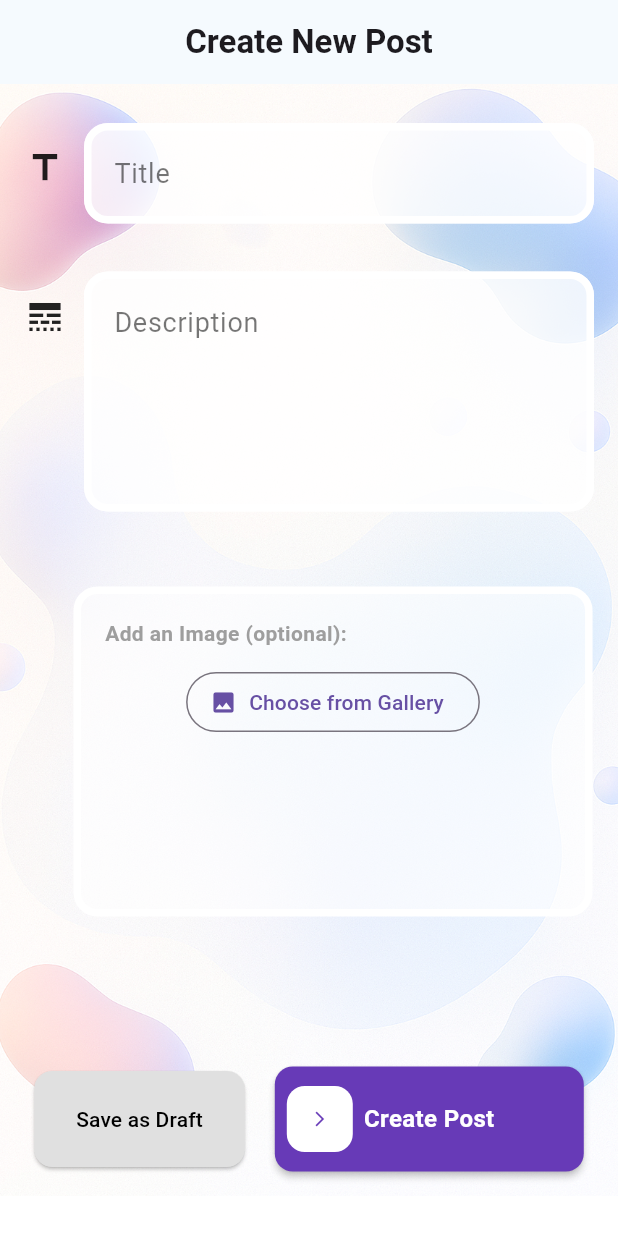
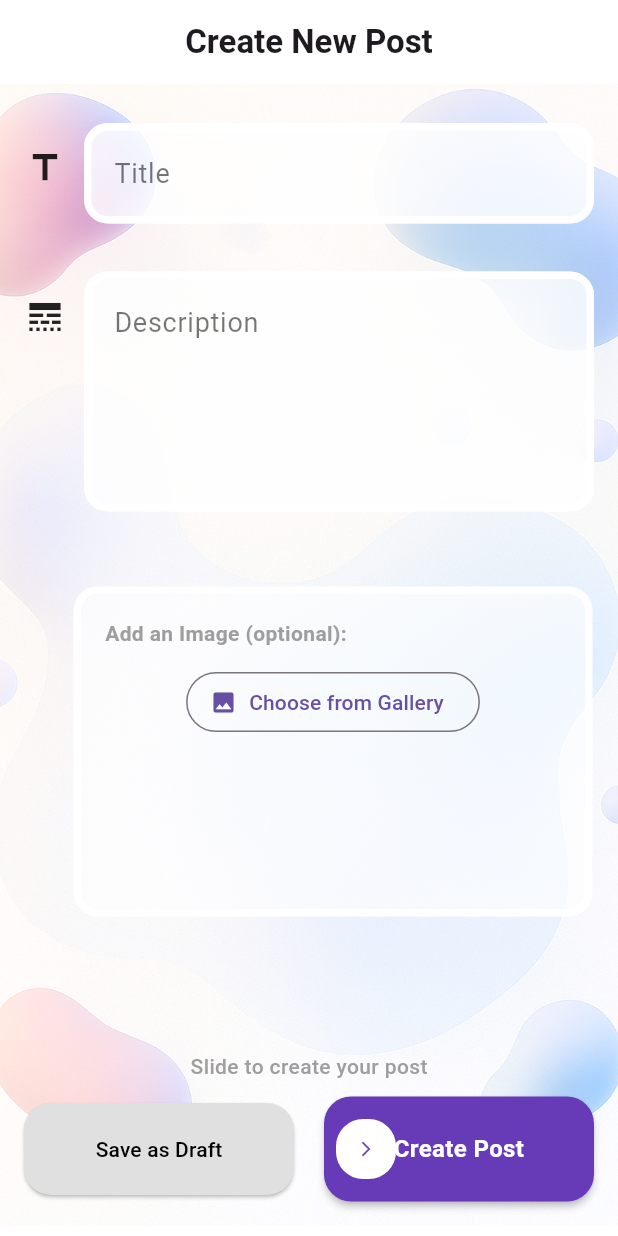
Before and after one commit to Prathvi-Raj-Chauhan/univox, a Flutter app: the addPost screen opened directly with empty values, after a tap on "Save as Draft", on a phone screen of 412 x 824 dp. Run offline on Flutter 3.47's test engine with Material 3 defaults, Android fonts, the phone set to English and light mode, and no system bars; drawn by our look-alikes of slide_to_act; our stand-ins replace image_cropper, image_picker, jwt_decoder, shared_preferences; accounts and stored records are empty; network calls fail.

Commit message:
otp verification + user profile image + some minor ui changes + obscure text in password and otp + some small bugs fixed

```diff
--- a/lib/PAGES/add_post_page.dart
+++ b/lib/PAGES/add_post_page.dart
@@ -1,5 +1,4 @@
 import 'dart:io';
-
 
 import 'package:flutter/material.dart';
 import 'package:provider/provider.dart';
@@ -19,13 +18,14 @@ class addPost extends StatefulWidget {
 }
 
 class _addPostState extends State<addPost> {
-
   Future<void> pickImage() async {
-
     final picker = ImagePicker();
     final picked = await picker.pickImage(source: ImageSource.gallery);
     if (picked != null) {
-      final formProvider = Provider.of<PostFormProvider>(context, listen: false);
+      final formProvider = Provider.of<PostFormProvider>(
+        context,
+        listen: false,
+      );
       formProvider.setImageFile(File(picked.path));
     }
   }
@@ -37,8 +37,8 @@ class _addPostState extends State<addPost> {
     return SafeArea(
       child: Scaffold(
         appBar: AppBar(
-          surfaceTintColor: Colors.blue,
-          backgroundColor: Colors.blue.withAlpha(12),
+          surfaceTintColor: Colors.white,
+          backgroundColor: Colors.white.withAlpha(12),
           title: const Text(
             "Create New Post",
             style: TextStyle(fontWeight: FontWeight.bold),
@@ -48,10 +48,7 @@ class _addPostState extends State<addPost> {
         body: Stack(
           children: [
             Positioned.fill(
-              child: Image.asset(
-                'assets/background.png',
-                fit: BoxFit.cover,
-              ),
+              child: Image.asset('assets/background.png', fit: BoxFit.cover),
             ),
             Padding(
               padding: const EdgeInsets.all(16.0),
@@ -75,7 +72,7 @@ class _addPostState extends State<addPost> {
 
                     /// ✅ Image Upload Section in White Box
                     Padding(
-                      padding: const EdgeInsets.fromLTRB(32.0, 0.0, 0.0 ,0.0),
+                      padding: const EdgeInsets.fromLTRB(32.0, 0.0, 0.0, 0.0),
                       child: Container(
                         width: MediaQuery.of(context).size.width * 0.84,
                         height: 220,
@@ -88,7 +85,13 @@ class _addPostState extends State<addPost> {
                         child: Column(
                           crossAxisAlignment: CrossAxisAlignment.start,
                           children: [
-                            Text("Add an Image (optional):", style: TextStyle(fontWeight: FontWeight.bold, color: Colors.grey)),
+                            Text(
+                              "Add an Image (optional):",
+                              style: TextStyle(
+                                fontWeight: FontWeight.bold,
+                                color: Colors.grey,
+                              ),
+                            ),
                             const SizedBox(height: 12),
                             formProvider.imageFile == null
                                 ? Center(
@@ -99,7 +102,8 @@ class _addPostState extends State<addPost> {
                                     ),
                                   )
                                 : Column(
-                              crossAxisAlignment: CrossAxisAlignment.start,
+                                    crossAxisAlignment:
+                                        CrossAxisAlignment.start,
                                     children: [
                                       ClipRRect(
                                         borderRadius: BorderRadius.circular(12),
@@ -112,8 +116,12 @@ class _addPostState extends State<addPost> {
                                       ),
                                       const SizedBox(height: 8),
                                       TextButton.icon(
-                                  onPressed: () => formProvider.setImageFile(null),
-                                  icon: Icon(Icons.delete_outline, color: Colors.red),
+                                        onPressed: () =>
+                                            formProvider.setImageFile(null),
+                                        icon: Icon(
+                                          Icons.delete_outline,
+                                          color: Colors.red,
+                                        ),
                                         label: Text(
                                           "Remove Image",
                                           style: TextStyle(color: Colors.red),
@@ -126,30 +134,54 @@ class _addPostState extends State<addPost> {
                       ),
                     ),
 
-
-                    const SizedBox(height: 100),
-
+                    const SizedBox(height: 90),
+                    Text(
+                      "Slide to create your post",
+                      style: TextStyle(
+                        fontSize: 14,
+                        fontWeight: FontWeight.w500,
+                        color: Colors.grey[500],
+                      ),
+                    ),
+                    const SizedBox(height: 10),
                     Row(
                       mainAxisAlignment: MainAxisAlignment.center,
                       children: [
-                        ElevatedButton(
+                        Expanded(
+                          child: Padding(
+                            padding: EdgeInsets.only(right: 10),
+                            child: ElevatedButton(
                               onPressed: () async {
-                            await uploadPost(context, formProvider, false, widget.token);
+                                await uploadPost(
+                                  context,
+                                  formProvider,
+                                  false,
+                                  widget.token,
+                                );
                               },
                               style: ElevatedButton.styleFrom(
                                 backgroundColor: Colors.grey.shade300,
                                 foregroundColor: Colors.black,
-                            padding: const EdgeInsets.symmetric(horizontal: 28, vertical: 22),
+                                padding: EdgeInsets.symmetric(
+                                  horizontal:
+                                      MediaQuery.of(context).size.width * 0.04,
+                                  vertical:
+                                      MediaQuery.of(context).size.height *
+                                      0.025,
+                                ),
                                 shape: RoundedRectangleBorder(
-                              borderRadius: BorderRadius.circular(12),
+                                  borderRadius: BorderRadius.circular(18),
                                 ),
                               ),
                               child: const Text("Save as Draft"),
                             ),
-                        const SizedBox(width: 20),
-                        SizedBox(
-                          width: MediaQuery.of(context).size.width * 0.5,
+                          ),
+                        ),
+                        Expanded(
+                          child: Padding(
+                            padding: EdgeInsets.only(left: 10),
                             child: SlideAction(
+                              sliderButtonIconPadding: 14,
                               text: "Create Post",
                               textStyle: const TextStyle(
                                 color: Colors.white,
@@ -164,11 +196,19 @@ class _addPostState extends State<addPost> {
                                 size: 12,
                               ),
                               elevation: 2,
-                            borderRadius: 12,
-                            animationDuration: const Duration(milliseconds: 500),
+                              borderRadius: 18,
+                              animationDuration: const Duration(
+                                milliseconds: 500,
+                              ),
                               onSubmit: () async {
-                              await uploadPost(context, formProvider, true, widget.token);
+                                await uploadPost(
+                                  context,
+                                  formProvider,
+                                  true,
+                                  widget.token,
+                                );
                               },
+                            ),
                           ),
                         ),
                       ],
--- a/lib/PAGES/login_page.dart
+++ b/lib/PAGES/login_page.dart
@@ -23,7 +23,7 @@ class _loginPageState extends State<loginPage> {
   final TextEditingController _pass = TextEditingController();
 
   late SharedPreferences prefs;
-  bool _isLoading = false; // <-- Add this line
+  bool _isLoading = false;
 
   @override
   void initState() {
@@ -79,6 +79,7 @@ class _loginPageState extends State<loginPage> {
 
                         glassTextField(
                           controller: _email,
+                          obscure: false,
                           hintText: 'Enter Email',
                         ),
 
@@ -86,6 +87,7 @@ class _loginPageState extends State<loginPage> {
 
                         glassTextField(
                           controller: _pass,
+                          obscure: true,
                           hintText: 'Enter Password',
                         ),
 
--- a/lib/main.dart
+++ b/lib/main.dart
@@ -1,6 +1,7 @@
 import 'package:flutter/material.dart';
 import 'package:provider/provider.dart';
 import 'package:shared_preferences/shared_preferences.dart';
+import 'package:univox/PAGES/otp_verfication.dart';
 import 'package:univox/PAGES/setup_account.dart';
 
 import 'PROVIDERS/bottom_navbar.dart';
@@ -49,6 +50,7 @@ class MyApp extends StatelessWidget {
         debugShowCheckedModeBanner: false,
         // home: AccountSetupPage(token: token),
         home: Authgate(token: token),
+        // home: OtpVerficationPage(token: token, email: "prc@prc2.com",),
       ),
     );
   }
--- a/lib/services/uploadPost.dart
+++ b/lib/services/uploadPost.dart
@@ -41,6 +41,36 @@ Future<void> uploadPost(BuildContext context, PostFormProvider formProvider, boo
       final newPost = json['post']; // contains the full post from server
 
       formProvider.clearFields();
+
+      if(isPublished){
+        showDialog(
+        context: context,
+        builder: (context) =>
+            AlertDialog(
+              title: Text('Draft Created Successfully'),
+              content: Text("You can checkout drafts in My Account page and Make it public in future"),
+              actions: [
+                TextButton(
+                    onPressed: () => Navigator.pop(context), child: Text("OK")),
+              ],
+            ),
+      );
+      }
+      else{
+        showDialog(
+        context: context,
+        builder: (context) =>
+            AlertDialog(
+              title: Text('Post Created Successfully'),
+              content: Text("You can checkout Post in My Account page and its Live"),
+              actions: [
+                TextButton(
+                    onPressed: () => Navigator.pop(context), child: Text("OK")),
+              ],
+            ),
+      );
+      }
+
 
       Navigator.of(context).push(
         MaterialPageRoute(
```
Also changed, not shown: lib/COMPONENTS/glass_text_field.dart (+8 -1 lines), lib/PAGES/my_account_page.dart (+73 -38 lines), lib/PAGES/otp_verfication.dart (added, +324 -0 lines), lib/PAGES/register.dart (+43 -13 lines), lib/PAGES/setup_account.dart (+12 -4 lines), lib/SCREENS/auth_gate.dart (+7 -3 lines), lib/services/loginUser.dart (+26 -1 lines). Lines whose indentation alone changed are shown as unchanged.
